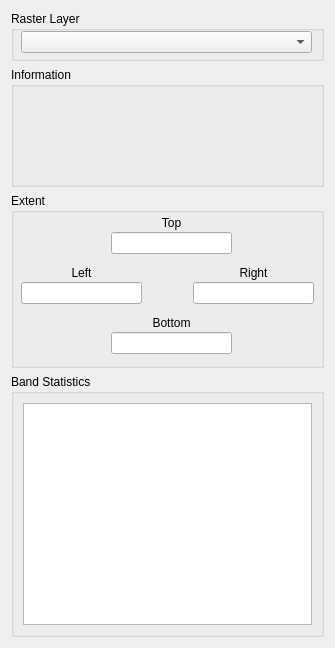
bdmappers/RasterProperties, file raster_properties_dialog_base.ui: the form before one commit.
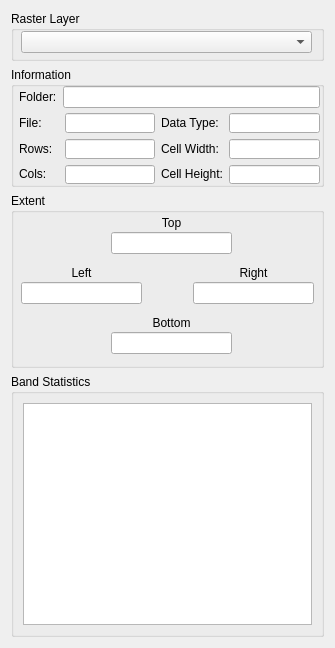
The form after the commit.

Patch:
```diff
--- a/raster_properties_dialog_base.ui
+++ b/raster_properties_dialog_base.ui
@@ -10,6 +10,12 @@
     <height>648</height>
    </rect>
   </property>
+  <property name="maximumSize">
+   <size>
+    <width>335</width>
+    <height>1500</height>
+   </size>
+  </property>
   <property name="windowTitle">
    <string>Raster Properties</string>
   </property>
@@ -66,6 +72,185 @@
      <property name="title">
       <string>Information</string>
      </property>
+     <widget class="QWidget" name="">
+      <property name="geometry">
+       <rect>
+        <x>8</x>
+        <y>46</y>
+        <width>301</width>
+        <height>71</height>
+       </rect>
+      </property>
+      <layout class="QHBoxLayout" name="horizontalLayout_4">
+       <item>
+        <layout class="QHBoxLayout" name="horizontalLayout_3">
+         <item>
+          <layout class="QVBoxLayout" name="verticalLayout_7">
+           <item>
+            <widget class="QLabel" name="label_6">
+             <property name="text">
+              <string>File:     </string>
+             </property>
+            </widget>
+           </item>
+           <item>
+            <widget class="QLabel" name="label_7">
+             <property name="text">
+              <string>Rows:</string>
+             </property>
+            </widget>
+           </item>
+           <item>
+            <widget class="QLabel" name="label_9">
+             <property name="text">
+              <string>Cols:</string>
+             </property>
+            </widget>
+           </item>
+          </layout>
+         </item>
+         <item>
+          <layout class="QVBoxLayout" name="verticalLayout_9">
+           <item>
+            <widget class="QLineEdit" name="le_file">
+             <property name="enabled">
+              <bool>true</bool>
+             </property>
+             <property name="readOnly">
+              <bool>true</bool>
+             </property>
+            </widget>
+           </item>
+           <item>
+            <widget class="QLineEdit" name="le_rows">
+             <property name="enabled">
+              <bool>true</bool>
+             </property>
+             <property name="readOnly">
+              <bool>true</bool>
+             </property>
+            </widget>
+           </item>
+           <item>
+            <widget class="QLineEdit" name="le_cols">
+             <property name="enabled">
+              <bool>true</bool>
+             </property>
+             <property name="readOnly">
+              <bool>true</bool>
+             </property>
+            </widget>
+           </item>
+          </layout>
+         </item>
+        </layout>
+       </item>
+       <item>
+        <layout class="QHBoxLayout" name="horizontalLayout_2">
+         <item>
+          <layout class="QVBoxLayout" name="verticalLayout_8">
+           <item>
+            <widget class="QLabel" name="label_11">
+             <property name="text">
+              <string>Data Type:</string>
+             </property>
+            </widget>
+           </item>
+           <item>
+            <widget class="QLabel" name="label_8">
+             <property name="text">
+              <string>Cell Width:</string>
+             </property>
+            </widget>
+           </item>
+           <item>
+            <widget class="QLabel" name="label_10">
+             <property name="text">
+              <string>Cell Height:</string>
+             </property>
+            </widget>
+           </item>
+          </layout>
+         </item>
+         <item>
+          <layout class="QVBoxLayout" name="verticalLayout_10">
+           <item>
+            <widget class="QLineEdit" name="le_data">
+             <property name="enabled">
+              <bool>true</bool>
+             </property>
+             <property name="readOnly">
+              <bool>true</bool>
+             </property>
+            </widget>
+           </item>
+           <item>
+            <widget class="QLineEdit" name="le_width">
+             <property name="enabled">
+              <bool>true</bool>
+             </property>
+             <property name="readOnly">
+              <bool>true</bool>
+             </property>
+            </widget>
+           </item>
+           <item>
+            <widget class="QLineEdit" name="le_height">
+             <property name="enabled">
+              <bool>true</bool>
+             </property>
+             <property name="readOnly">
+              <bool>true</bool>
+             </property>
+            </widget>
+           </item>
+          </layout>
+         </item>
+        </layout>
+       </item>
+      </layout>
+     </widget>
+     <widget class="QWidget" name="">
+      <property name="geometry">
+       <rect>
+        <x>8</x>
+        <y>19</y>
+        <width>301</width>
+        <height>22</height>
+       </rect>
+      </property>
+      <layout class="QHBoxLayout" name="horizontalLayout">
+       <property name="sizeConstraint">
+        <enum>QLayout::SetNoConstraint</enum>
+       </property>
+       <item>
+        <widget class="QLabel" name="label">
+         <property name="text">
+          <string>Folder:</string>
+         </property>
+        </widget>
+       </item>
+       <item>
+        <widget class="QLineEdit" name="le_folder">
+         <property name="sizePolicy">
+          <sizepolicy hsizetype="MinimumExpanding" vsizetype="Fixed">
+           <horstretch>0</horstretch>
+           <verstretch>0</verstretch>
+          </sizepolicy>
+         </property>
+         <property name="baseSize">
+          <size>
+           <width>261</width>
+           <height>20</height>
+          </size>
+         </property>
+         <property name="readOnly">
+          <bool>true</bool>
+         </property>
+        </widget>
+       </item>
+      </layout>
+     </widget>
     </widget>
    </item>
    <item>
```
Left out of the diff: 3 changed lines with no effect on the pictures.
